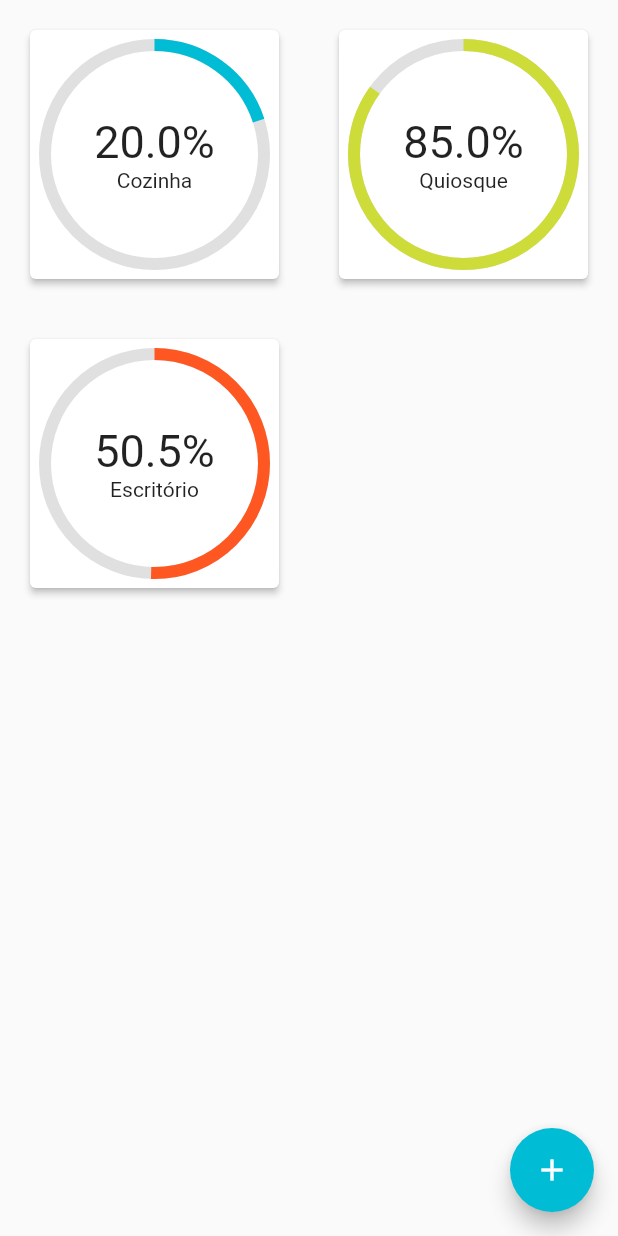
After one commit to JGabrielGruber/WEBGAZ_app, a Flutter app: the Home screen opened directly, on a phone screen of 412 x 824 dp. The commit adds this screen. Run offline on Flutter 3.47's test engine with Material 2 defaults, Android fonts, the phone set to English and light mode, and no system bars; our stand-ins replace cached_network_image, charts_flutter, cloud_firestore, firebase_auth, firebase_storage, flutter_image_compress and 2 more; missing offline and left inert: dart:ffi; accounts and stored records are empty.

Commit message:
Esboço;

```diff
--- a/lib/repositories/usuario.dart
+++ b/lib/repositories/usuario.dart
@@ -62,7 +62,9 @@ class User implements UserInfo {
 	String photoUrl;
 	Endereco endereco;
 
-	User(this.email, this.displayName, this.providerId, this.phoneNumber,
+	User();
+
+	User.withData(this.email, this.displayName, this.providerId, this.phoneNumber,
 			this.photoUrl, this.endereco);
 }
 
--- /dev/null
+++ b/lib/screens/home.dart
@@ -0,0 +1,32 @@
+import 'package:flutter/cupertino.dart';
+import 'package:flutter/material.dart';
+import 'package:webgaz_app/widgets/indicador.dart';
+
+class Home extends StatefulWidget {
+	@override
+	_HomeState createState() => _HomeState();
+}
+
+class _HomeState extends State<Home> {
+
+	@override
+	Widget build(BuildContext context) {
+		return Scaffold(
+			body: GridView.count(
+				crossAxisCount: 2,
+				children: <Widget>[
+					Indicador("Cozinha", 0.20, Colors.cyan),
+					Indicador("Quiosque", 0.85, Colors.lime),
+					Indicador("Escritório", 0.505, Colors.deepOrange),
+				],
+			),
+			floatingActionButton: FloatingActionButton(
+				onPressed: () {
+					print("Add");
+				},
+				child: Icon(Icons.add),
+				backgroundColor: Colors.cyan,
+			),
+		);
+	}
+}
--- /dev/null
+++ b/lib/widgets/indicador.dart
@@ -0,0 +1,58 @@
+import 'dart:ffi';
+
+import 'package:flutter/cupertino.dart';
+import 'package:flutter/material.dart';
+
+class Indicador extends StatefulWidget {
+
+	final String _nome;
+	final double _quantidade;
+	final Color _cor;
+
+	Indicador(this._nome, this._quantidade, this._cor);
+
+	@override
+	_IndicadorState createState() => _IndicadorState();
+}
+
+class _IndicadorState extends State<Indicador> {
+	@override
+	Widget build(BuildContext context) {
+		return Container(
+			child: Card(
+				elevation: 2,
+				margin: EdgeInsets.all(20),
+				child: InkWell(
+					onTap: () {},
+					child: Padding(
+						padding: EdgeInsets.all(10),
+						child: Stack(
+							fit: StackFit.expand,
+							children: <Widget>[
+								CircularProgressIndicator(
+									strokeWidth: 8,
+									value: widget._quantidade,
+									backgroundColor: Colors.black12,
+									valueColor: AlwaysStoppedAnimation<Color>(widget._cor),
+								),
+								Column(
+									mainAxisAlignment: MainAxisAlignment.center,
+									crossAxisAlignment: CrossAxisAlignment.center,
+									children: <Widget>[
+										Text(
+											"${widget._quantidade * 100}%",
+											style: TextStyle(
+												fontSize: 30,
+											),
+										),
+										Text(widget._nome)
+									],
+								),
+							],
+						),
+					),
+				)
+			),
+		);
+	}
+}
--- a/pubspec.yaml
+++ b/pubspec.yaml
@@ -34,6 +34,7 @@ dependencies:
   cached_network_image: ^2.0.0
   flutter_spinkit: "^4.1.0"
   flutter_image_compress: ^0.6.3
+  charts_flutter: ^0.8.1
 
 dev_dependencies:
   flutter_test:
```
Also changed, not shown: lib/main.dart (+13 -0 lines), lib/screens/consumo.dart (added, +117 -0 lines), lib/screens/login.dart (+20 -3 lines), lib/screens/main.dart (+49 -33 lines), lib/screens/market.dart (added, +26 -0 lines), lib/widgets/anuncio.dart (added, +87 -0 lines), assets/webgaz.png, pubspec.lock, 1 other file.
